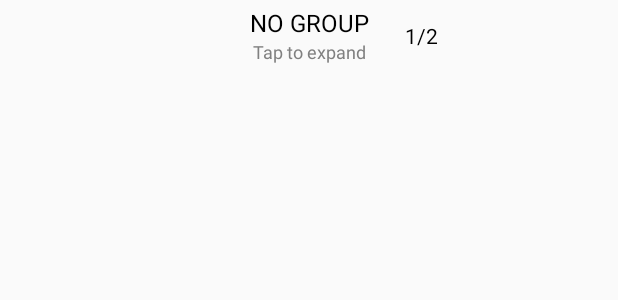
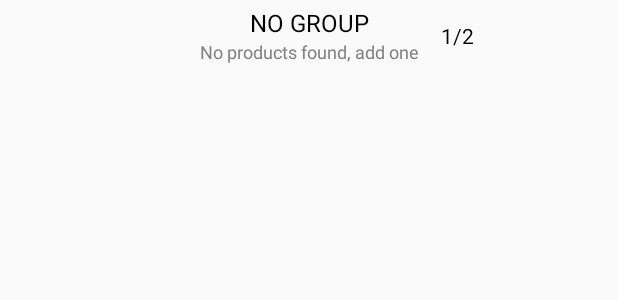
Before and after one commit to MaxNF/Handy, an Android app: the layout rv_unsorted_group_element.xml on its own in the app's theme, with its tools: preview values and no code run, on a phone screen of 412 x 824 dp. Shown: the top 300 px of the screen. Run offline under Robolectric (Android 15) with nearby library versions, the phone set to English and light mode, and no system bars.

Commit message:
Дальнейшая доработка основного списка. Сделал кастомные ripple

```diff
--- a/app/src/main/java/ru/netfantazii/handy/core/groupsandproducts/GroupsAndProductsFragment.kt
+++ b/app/src/main/java/ru/netfantazii/handy/core/groupsandproducts/GroupsAndProductsFragment.kt
@@ -76,13 +76,14 @@ class GroupsAndProductsFragment : BaseFragment<GroupsAndProductsAdapter>() {
         dragManager.setInitiateOnTouch(false)
         dragManager.setInitiateOnLongPress(true)
         expandManager = RecyclerViewExpandableItemManager(null)
+        expandManager.defaultGroupsExpandedState = true
         val swipeManager = RecyclerViewSwipeManager()
         val layoutManager = LinearLayoutManager(context)
         val guardManager = RecyclerViewTouchActionGuardManager()
         guardManager.setInterceptVerticalScrollingWhileAnimationRunning(true)
         guardManager.isEnabled = true
 
-        adapter = GroupsAndProductsAdapter(viewModel, viewModel, viewModel)
+        adapter = GroupsAndProductsAdapter(viewModel, viewModel, viewModel, expandManager)
         var wrappedAdapter = expandManager.createWrappedAdapter(adapter)
         wrappedAdapter = dragManager.createWrappedAdapter(wrappedAdapter)
         wrappedAdapter = swipeManager.createWrappedAdapter(wrappedAdapter)
--- a/app/src/main/java/ru/netfantazii/handy/db/Enums.kt
+++ b/app/src/main/java/ru/netfantazii/handy/db/Enums.kt
@@ -13,3 +13,7 @@ enum class ExpandStatus(val number: Int) {
 enum class GroupType(val number: Int) {
     ALWAYS_ON_TOP(1), STANDARD(2)
 }
+
+enum class HintType {
+    EXPAND, COLLAPSE, EMPTY, EMPTY_UNSORTED
+}
--- a/app/src/main/res/layout/rv_product_element.xml
+++ b/app/src/main/res/layout/rv_product_element.xml
@@ -27,8 +27,6 @@
             android:layout_height="match_parent"
             android:onClick="@{() -> productHandler.onProductClick(product)}"
             style="@style/ListElementElevation_shape"
-            android:clickable="true"
-            android:focusable="true"
             app:clipToOutline="@{true}"
             app:productBackground="@{product.buyStatus == BuyStatus.BOUGHT ? true : false}">
 
--- a/app/src/main/res/layout/rv_unsorted_group_element.xml
+++ b/app/src/main/res/layout/rv_unsorted_group_element.xml
@@ -7,11 +7,19 @@
 
         <import type="ru.netfantazii.handy.db.BuyStatus" />
 
+        <import type="ru.netfantazii.handy.db.HintType" />
+
+        <import type="ru.netfantazii.handy.db.ExpandStatus" />
+
         <import type="ru.netfantazii.handy.R" />
 
         <variable
             name="group"
             type="ru.netfantazii.handy.db.Group" />
+
+        <variable
+            name="expandManager"
+            type="com.h6ah4i.android.widget.advrecyclerview.expandable.RecyclerViewExpandableItemManager" />
 
         <variable
             name="groupHandler"
@@ -25,9 +33,9 @@
 
         <FrameLayout
             android:id="@+id/container"
+            style="@style/ListElementElevation_shape"
             android:layout_width="match_parent"
             android:layout_height="match_parent"
-            style="@style/ListElementElevation_shape"
             app:clipToOutline="@{true}"
             app:groupBackground="@{group.buyStatus == BuyStatus.BOUGHT ? true : false}">
 
@@ -42,7 +50,7 @@
                     style="@style/SecondaryText"
                     android:layout_width="wrap_content"
                     android:layout_height="wrap_content"
-                    android:layout_marginStart="24dp"
+                    android:layout_marginStart="48dp"
                     android:text='@{String.valueOf(group.boughtProductCount) + "/" + String.valueOf(group.totalProductCount)}'
                     android:textColor="?attr/listTextColor"
                     android:visibility="visible"
@@ -53,13 +61,13 @@
 
                 <TextView
                     android:id="@+id/tv_element_name"
-                    android:textSize="16sp"
-                    android:textAllCaps="true"
                     android:layout_width="wrap_content"
                     android:layout_height="wrap_content"
                     android:layout_marginTop="4dp"
                     android:text="@string/unsorted_group_label"
+                    android:textAllCaps="true"
                     android:textColor="?attr/listTextColor"
+                    android:textSize="16sp"
                     app:layout_constraintEnd_toEndOf="parent"
                     app:layout_constraintStart_toStartOf="parent"
                     app:layout_constraintTop_toTopOf="parent" />
@@ -70,19 +78,18 @@
                     android:layout_width="wrap_content"
                     android:layout_height="wrap_content"
                     android:layout_marginBottom="4dp"
-                    android:text="@string/hint_recipe_expand"
                     android:textColor="@color/textColorGray"
+                    app:hintText="@{group.productList.empty ? HintType.EMPTY_UNSORTED : expandManager.isGroupExpanded(group.position) ? HintType.COLLAPSE : HintType.EXPAND}"
                     app:layout_constraintBottom_toBottomOf="parent"
                     app:layout_constraintEnd_toEndOf="@+id/tv_element_name"
                     app:layout_constraintStart_toStartOf="@+id/tv_element_name"
-                    app:layout_constraintTop_toBottomOf="@id/tv_element_name" />
-
+                    app:layout_constraintTop_toBottomOf="@id/tv_element_name"
+                    tools:text="No products found, add one"/>
 
                 <View
-                    android:id="@+id/view"
                     android:layout_width="0dp"
                     android:layout_height="0dp"
-                    android:foreground="?attr/selectableItemBackground"
+                    app:hasRipple="@{true}"
                     app:layout_constraintBottom_toBottomOf="parent"
                     app:layout_constraintEnd_toEndOf="parent"
                     app:layout_constraintStart_toStartOf="parent"
--- a/app/src/main/res/values/strings.xml
+++ b/app/src/main/res/values/strings.xml
@@ -85,4 +85,5 @@
     <!--Databinding Templates-->
     <string name="element_count_template" translatable="false">%1$s\%2$s</string>
     <string name="unsorted_group_label">No group</string>
+    <string name="hint_recipe_empty_unsorted">No products found, add one</string>
 </resources>
```
Also changed, not shown: app/src/main/java/ru/netfantazii/handy/core/groupsandproducts/GroupsAndProductsAdapter.kt (+11 -10 lines), app/src/main/java/ru/netfantazii/handy/extensions/BindingAdapters.kt (+22 -1 lines), app/src/main/res/drawable/bg_group_ripple.xml (added, +11 -0 lines), app/src/main/res/layout/rv_group_element.xml (+13 -4 lines), 1 other file.
